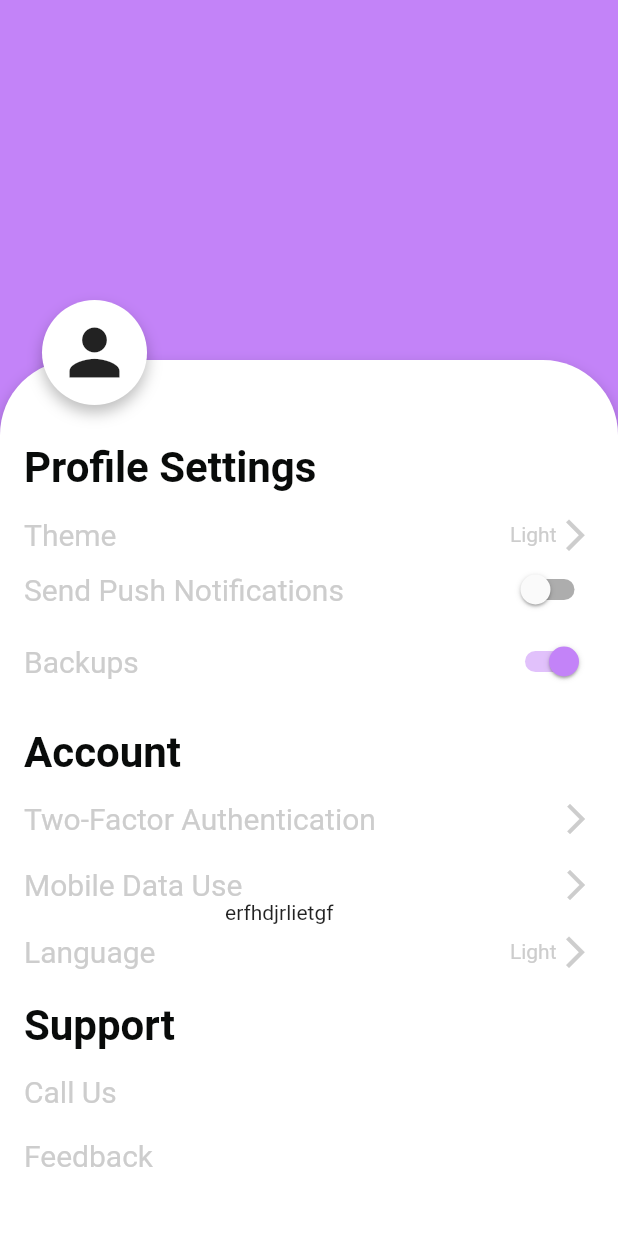
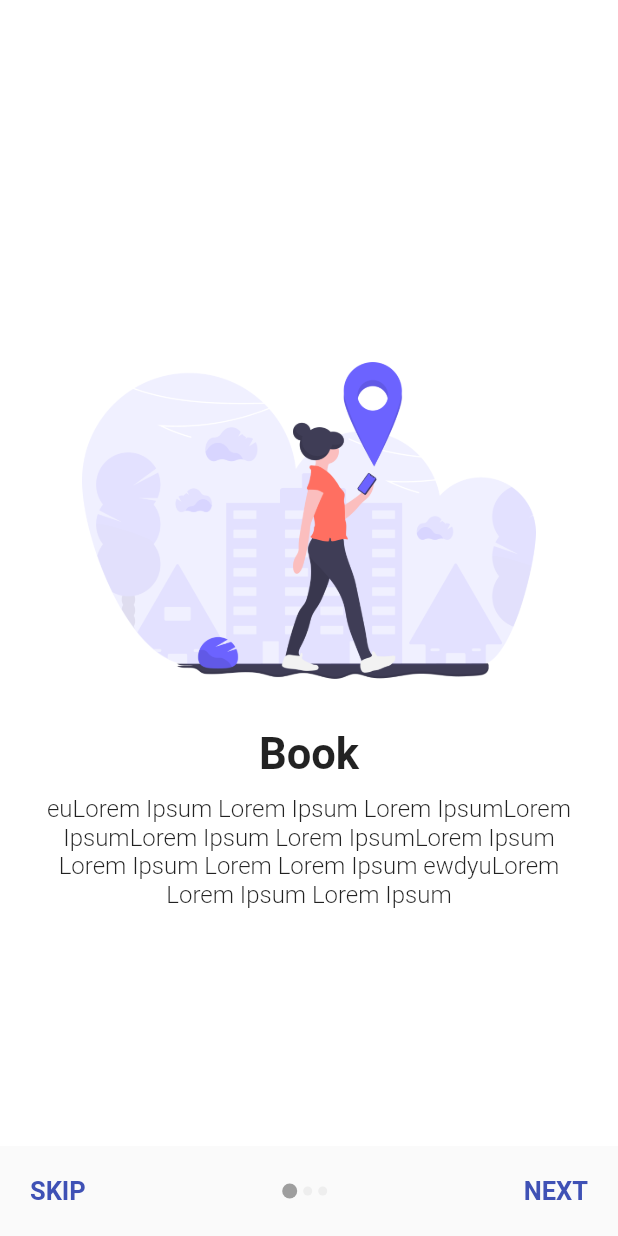
Before and after one commit to WanjiruCate/Flutter-UI-Challenges, a Flutter app: the screen it shows after launch, on a phone screen of 412 x 824 dp. Run offline on Flutter 3.47's test engine with Material 2 defaults, Android fonts, the phone set to English and light mode, and no system bars; our stand-ins replace font_awesome_flutter, google_fonts.

Commit message:
Finished onboarding design

```diff
--- a/lib/main.dart
+++ b/lib/main.dart
@@ -13,8 +13,10 @@ import 'package:nelson_uis/login4/colors/colors.dart';
 import 'package:nelson_uis/login4/ui/login4.dart';
 import 'package:nelson_uis/login4/ui/splashpage4.dart';
 import 'package:nelson_uis/profile_design1/ui/profile.dart';
+import 'package:nelson_uis/profile_design1/ui/profile_new.dart';
 
 import 'design5/ui/notifications.dart';
+import 'onboarding/onboard_ui.dart';
 
 void main() {
   runApp(MyApp());
@@ -33,7 +35,7 @@ class MyApp extends StatelessWidget {
           accentColor: pink2,
         ),
         debugShowCheckedModeBanner: false,
-        home: ProfilePage(),
+        home: OnBoardingScreens(),
         routes: <String, WidgetBuilder>{
           '/home': (BuildContext context) => new HomePage(),
           '/login': (BuildContext context) => new LogIn(),
--- /dev/null
+++ b/lib/onboarding/data.dart
@@ -0,0 +1,65 @@
+class OnboardingData {
+  String title;
+  String description;
+  String imageAsset;
+
+  OnboardingData({
+    this.title,
+    this.description,
+    this.imageAsset,
+  });
+  void setTitle(String titleSet) {
+    title = titleSet;
+  }
+
+  void setDesc(String descSet) {
+    description = descSet;
+  }
+
+  void setImageAsset(String assetSet) {
+    imageAsset = assetSet;
+  }
+
+  String getTitle() {
+    return title;
+  }
+
+  String getDescription() {
+    return description;
+  }
+
+  String getImageAsset() {
+    return imageAsset;
+  }
+}
+
+List<OnboardingData> getPageViews() {
+  List<OnboardingData> slides = new List<OnboardingData>();
+  OnboardingData onboardingData = new OnboardingData();
+
+  onboardingData.setTitle('Book');
+  onboardingData.setDesc(
+      'euLorem Ipsum Lorem Ipsum Lorem IpsumLorem IpsumLorem Ipsum Lorem IpsumLorem Ipsum Lorem Ipsum Lorem Lorem Ipsum ewdyuLorem Lorem Ipsum Lorem Ipsum');
+  onboardingData.setImageAsset('assets/illustration.png');
+  slides.add(onboardingData);
+
+  onboardingData = new OnboardingData();
+
+  onboardingData.setTitle('Search');
+  onboardingData.setDesc(
+      ' Lorem Ipsum Lorem Ipsum Lorem Ipsum Lorem Ipsum Lorem Ipsum Lorem Ipsum ewdyusio wetfuidso');
+  onboardingData.setImageAsset('assets/illustration2.png');
+  slides.add(onboardingData);
+
+  onboardingData = new OnboardingData();
+
+  onboardingData.setTitle('Create');
+  onboardingData.setDesc(
+      'Lorem Ipsum Lorem Ipsum Lorem Ipsum Lorem Ipsum Lorem Ipsum Lorem Ipsum Lorem Ipsum Lorem Ipsum Lorem Ipsum Lorem Ipsum');
+  onboardingData.setImageAsset('assets/illustration3.png');
+  slides.add(onboardingData);
+
+  onboardingData = new OnboardingData();
+
+  return slides;
+}
--- /dev/null
+++ b/lib/onboarding/onboard_ui.dart
@@ -0,0 +1,170 @@
+import 'dart:io';
+
+import 'package:flutter/material.dart';
+import 'package:nelson_uis/login2/utils/texts.dart';
+
+import 'data.dart';
+
+class OnBoardingScreens extends StatefulWidget {
+  @override
+  _OnBoardingScreensState createState() => _OnBoardingScreensState();
+}
+
+class _OnBoardingScreensState extends State<OnBoardingScreens> {
+  List<OnboardingData> slides = new List<OnboardingData>();
+
+  int _currentIndex = 0;
+
+  PageController pageController = new PageController();
+
+  @override
+  void initState() {
+    slides = getPageViews();
+    super.initState();
+  }
+
+  @override
+  Widget build(BuildContext context) {
+    return Scaffold(
+      backgroundColor: Colors.white,
+      body: PageView.builder(
+        controller: pageController,
+        onPageChanged: (val) {
+          setState(() {
+            _currentIndex = val;
+          });
+        },
+        itemCount: slides.length,
+        itemBuilder: (context, index) {
+          return SliderTile(
+            imageAssetPath: slides[index].getImageAsset(),
+            titleText: slides[index].getTitle(),
+            descText: slides[index].getDescription(),
+          );
+        },
+      ),
+      bottomSheet: _currentIndex != slides.length - 1
+          ? Container(
+              height: Platform.isIOS ? 70 : 60,
+              padding: EdgeInsets.symmetric(horizontal: 20.0),
+              child: Row(
+                mainAxisAlignment: MainAxisAlignment.spaceBetween,
+                children: <Widget>[
+                  InkWell(
+                    onTap: () {
+                      pageController.animateToPage(
+                        _currentIndex + 1,
+                        duration: Duration(microseconds: 7),
+                        curve: Curves.linearToEaseOut,
+                      );
+                    },
+                    child: Text(
+                      'SKIP',
+                      style: TextStyle(
+                        fontWeight: FontWeight.bold,
+                        color: Colors.indigo,
+                        fontSize: 17,
+                      ),
+                    ),
+                  ),
+                  Row(
+                    children: <Widget>[
+                      for (int i = 0; i < slides.length; i++)
+                        _currentIndex == i
+                            ? _pageIndexIndicator(true)
+                            : _pageIndexIndicator(false),
+                    ],
+                  ),
+                  InkWell(
+                    onTap: () {
+                      pageController.animateToPage(slides.length - 1,
+                          duration: Duration(milliseconds: 5),
+                          curve: Curves.linearToEaseOut);
+                    },
+                    child: Text(
+                      'NEXT',
+                      style: TextStyle(
+                        fontWeight: FontWeight.bold,
+                        color: Colors.indigo,
+                        fontSize: 17,
+                      ),
+                    ),
+                  ),
+                ],
+              ),
+            )
+          : Container(
+              alignment: Alignment.center,
+              height: Platform.isIOS ? 70 : 60,
+              color: Colors.indigo,
+              width: MediaQuery.of(context).size.width,
+              child: Text(
+                'Start Exploring',
+                style: TextStyle(
+                  color: Colors.white,
+                  fontSize: 18,
+                  fontWeight: FontWeight.bold,
+                ),
+              ),
+            ),
+    );
+  }
+
+  Widget _pageIndexIndicator(bool isCurrentPage) {
+    return Container(
+      margin: EdgeInsets.symmetric(horizontal: 2.0),
+      height: isCurrentPage ? 10.0 : 6.0,
+      width: isCurrentPage ? 10.0 : 6.0,
+      decoration: BoxDecoration(
+        //      shape: BoxShape.circle,
+        color: isCurrentPage ? Colors.grey : Colors.grey[200],
+        borderRadius: BorderRadius.circular(12.0),
+      ),
+    );
+  }
+}
+
+class SliderTile extends StatelessWidget {
+  String imageAssetPath;
+  String titleText;
+  String descText;
+
+  SliderTile({
+    this.titleText,
+    this.descText,
+    this.imageAssetPath,
+  });
+  @override
+  Widget build(BuildContext context) {
+    return Container(
+      padding: EdgeInsets.symmetric(horizontal: 20.0),
+      child: Column(
+        mainAxisAlignment: MainAxisAlignment.center,
+        children: <Widget>[
+          Image.asset(imageAssetPath),
+          SizedBox(
+            height: 10.0,
+          ),
+          Text(
+            titleText,
+            style: TextStyle(
+              fontSize: 29,
+              fontWeight: FontWeight.bold,
+            ),
+          ),
+          SizedBox(
+            height: 10.0,
+          ),
+          Text(
+            descText,
+            textAlign: TextAlign.center,
+            style: TextStyle(
+              fontSize: 16,
+              fontWeight: FontWeight.w300,
+            ),
+          ),
+        ],
+      ),
+    );
+  }
+}
--- a/lib/profile_design1/constants/colors.dart
+++ b/lib/profile_design1/constants/colors.dart
@@ -2,8 +2,8 @@ import 'package:flutter/material.dart';
 
 const purpleDark = Color(0xFF7655a7);
 const white = Color(0xFFffffff);
-const lightBlack = Color(0xFF89898a);
-const grey = Color(0xFFcdcdcd);
+const lightBlack = Color(0xFFcdcdcd);
+const grey = Color(0xFF89898a);
 const purple = Color(0xFFc383f8);
 const black = Color(0xFF090b0a);
 const darkGrey = Color(0xFF504b51);
--- a/lib/profile_design1/ui/profile.dart
+++ b/lib/profile_design1/ui/profile.dart
@@ -15,7 +15,8 @@ class _ProfilePageState extends State<ProfilePage> {
         height: double.infinity,
         width: double.infinity,
         color: purple,
-        child: Stack(children: <Widget>[
+        child: Stack(
+          children: <Widget>[
             Padding(
               padding: const EdgeInsets.only(top: 200.0),
               child: Stack(
@@ -45,7 +46,8 @@ class _ProfilePageState extends State<ProfilePage> {
                       ),
                       width: double.infinity,
                       child: Padding(
-                        padding: const EdgeInsets.only(top: 15.0, bottom: 15.0),
+                          padding:
+                              const EdgeInsets.only(top: 15.0, bottom: 15.0),
                           child: SingleChildScrollView(
                             child: Column(
                               children: <Widget>[
@@ -59,7 +61,9 @@ class _ProfilePageState extends State<ProfilePage> {
                                       _buildTextRowMore('Theme', "Light",
                                           Icons.arrow_forward_ios),
                                       _buildTextRowWithSwitch(
-                                        'Send Push Notifications', false, grey),
+                                          'Send Push Notifications',
+                                          false,
+                                          grey),
                                       _buildTextRowWithSwitch(
                                           'Backups', true, purple),
                                       _buildSpacer(40.0),
@@ -122,11 +126,12 @@ class _ProfilePageState extends State<ProfilePage> {
                   ),
 
                   ///Not Working yet
-                Positioned(left: 150, top: 400, child: Text("erfhdjrlietgf")),
+                  //Positioned(left: 150, top: 400, child: Text("erfhdjrlietgf")),
                 ],
               ),
             ),
-        ]),
+          ],
+        ),
       ),
     );
   }
@@ -238,7 +243,7 @@ class _ProfilePageState extends State<ProfilePage> {
 
   Widget _buildDivider() {
     return Divider(
-      color: white,
+      color: grey,
     );
   }
 
```
Also changed, not shown: lib/profile_design1/ui/profile_new.dart (added, +318 -0 lines), assets/illustration.png (added), assets/illustration2.png (added), assets/illustration3.png (added). Lines whose indentation alone changed are shown as unchanged.
